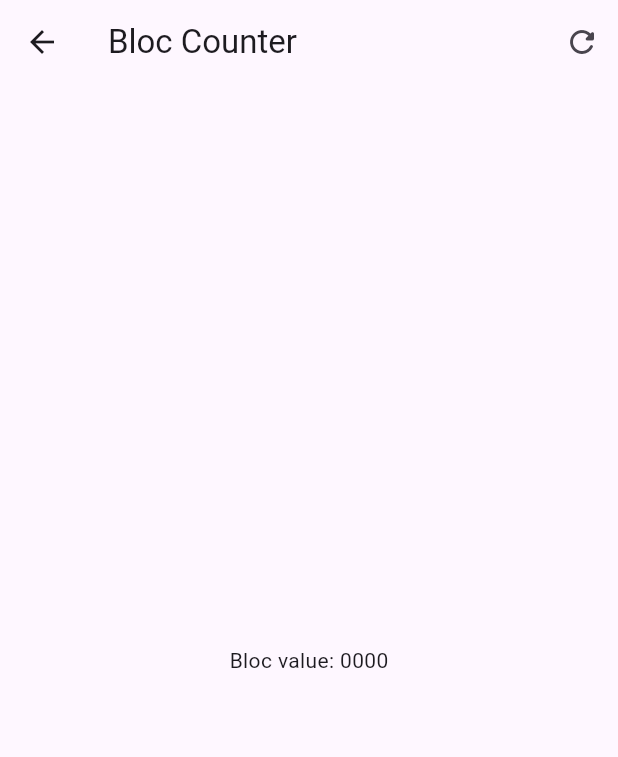
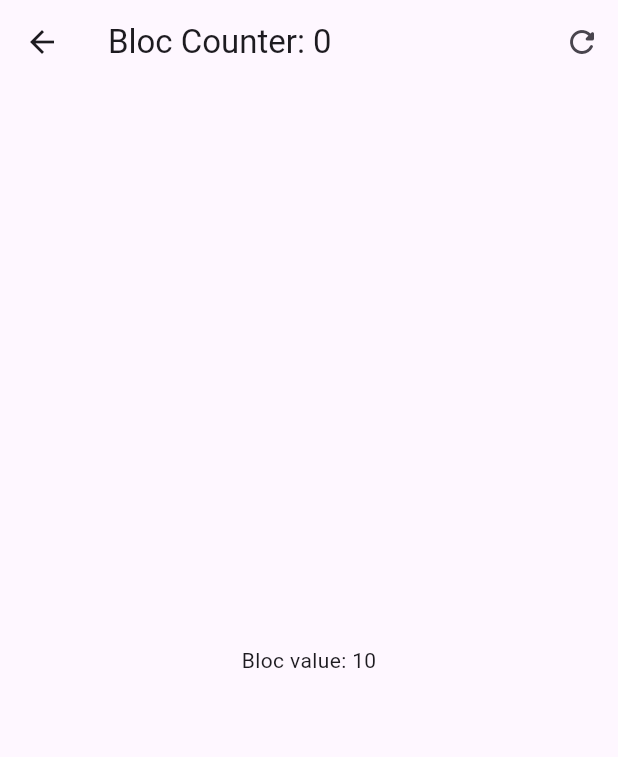
Before and after one commit to rocatoro18/forms_app, a Flutter app: the screen it shows after launch, after a tap on "Bloc", on a phone screen of 412 x 824 dp. Shown: the top 757 px of the screen. Run offline on Flutter 3.47's test engine with Material 3 defaults, Android fonts, the phone set to English and light mode, and no system bars; our stand-ins replace equatable, flutter_bloc, go_router.

```diff
--- a/lib/presentation/blocs/counter_bloc/counter_bloc.dart
+++ b/lib/presentation/blocs/counter_bloc/counter_bloc.dart
@@ -11,6 +11,7 @@ class CounterBloc extends Bloc<CounterEvent, CounterState> {
     // HANDLER O MANEJADOR DE UN CounterEvent
     // HANDLER DE EVENTO
     on<CounterIncreased>(_onCounterIncreased);
+    on<CounterReset>(_onCounterReset);
   }
 
   void _onCounterIncreased(CounterIncreased event, Emitter<CounterState> emit) {
@@ -19,4 +20,9 @@ class CounterBloc extends Bloc<CounterEvent, CounterState> {
         counter: state.counter + event.value,
         transactionCount: state.transactionCount + 1));
   }
+
+  void _onCounterReset(CounterReset event, Emitter<CounterState> emit) {
+    // EMISION DE UN NUEVO EVENTO
+    emit(state.copyWith(counter: 0));
+  }
 }
--- a/lib/presentation/blocs/counter_bloc/counter_event.dart
+++ b/lib/presentation/blocs/counter_bloc/counter_event.dart
@@ -14,3 +14,7 @@ class CounterIncreased extends CounterEvent {
   final int value;
   const CounterIncreased(this.value);
 }
+
+// CounterReset
+// NO NECESITA NINGUN ARGUMENTO
+class CounterReset extends CounterEvent {}
--- a/lib/presentation/screens/bloc_counter_screen.dart
+++ b/lib/presentation/screens/bloc_counter_screen.dart
@@ -1,32 +1,67 @@
 import 'package:flutter/material.dart';
+import 'package:flutter_bloc/flutter_bloc.dart';
+import 'package:forms_app/presentation/blocs/counter_bloc/counter_bloc.dart';
 
 class BlocCounterScreen extends StatelessWidget {
   const BlocCounterScreen({super.key});
 
   @override
   Widget build(BuildContext context) {
+    return BlocProvider(
+        create: (_) => CounterBloc(), child: const _BlocCounterView());
+  }
+}
+
+class _BlocCounterView extends StatelessWidget {
+  const _BlocCounterView({
+    super.key,
+  });
+
+  void increaseCounterBy(BuildContext context, [int value = 1]) {
+    context.read<CounterBloc>().add(CounterIncreased(value));
+  }
+
+  void counterReset(BuildContext context) {
+    context.read<CounterBloc>().add(CounterReset());
+  }
+
+  @override
+  Widget build(BuildContext context) {
     return Scaffold(
       appBar: AppBar(
-        title: const Text('Bloc Counter'),
+        title: context.select((CounterBloc counterBloc) {
+          return Text('Bloc Counter: ${counterBloc.state.transactionCount}');
+        }),
         actions: [
           IconButton(
-              onPressed: () => {}, icon: const Icon(Icons.refresh_rounded))
+              onPressed: () {
+                counterReset(context);
+              },
+              icon: const Icon(Icons.refresh_rounded))
         ],
       ),
-      body: const Center(
-        child: Text('Bloc value: 0000'),
+      body: Center(
+        child: context.select((CounterBloc counterBloc) {
+          return Text('Bloc value: ${counterBloc.state.counter}');
+        }),
       ),
       floatingActionButton: Column(
         mainAxisAlignment: MainAxisAlignment.end,
         children: [
           FloatingActionButton(
-              heroTag: '1', child: const Text('+3'), onPressed: () => {}),
+              heroTag: '1',
+              child: const Text('+3'),
+              onPressed: () => increaseCounterBy(context, 3)),
           const SizedBox(height: 15),
           FloatingActionButton(
-              heroTag: '2', child: const Text('+2'), onPressed: () => {}),
+              heroTag: '2',
+              child: const Text('+2'),
+              onPressed: () => increaseCounterBy(context, 2)),
           const SizedBox(height: 15),
           FloatingActionButton(
-              heroTag: '3', child: const Text('+1'), onPressed: () => {})
+              heroTag: '3',
+              child: const Text('+1'),
+              onPressed: () => increaseCounterBy(context))
         ],
       ),
     );
```
